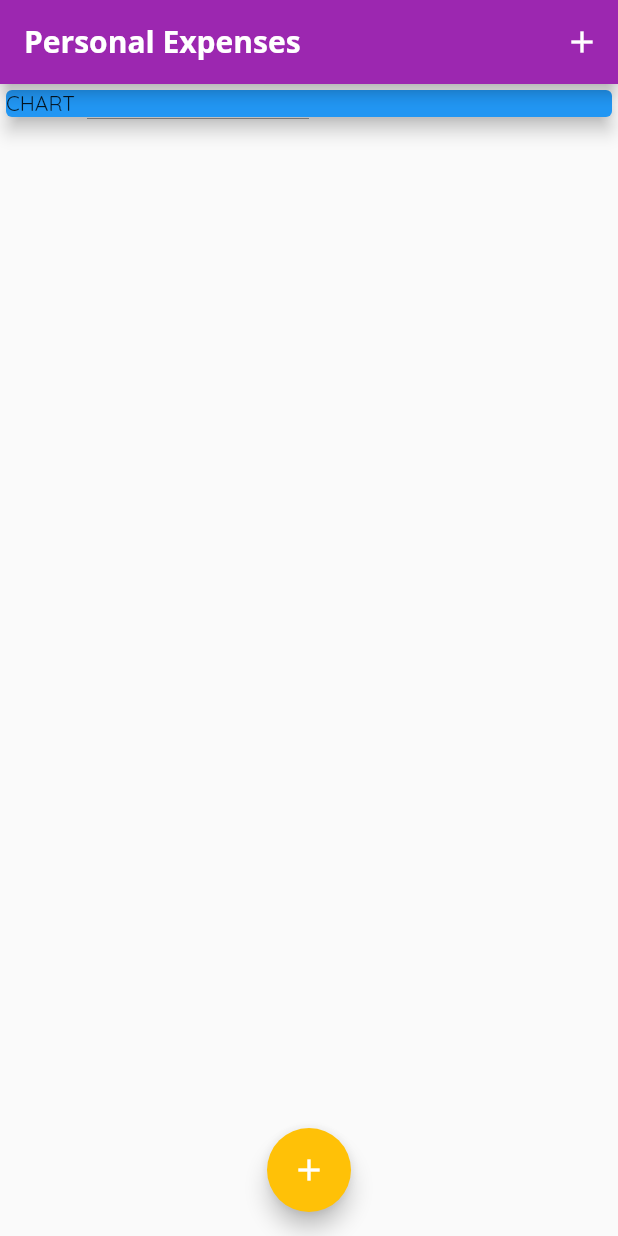
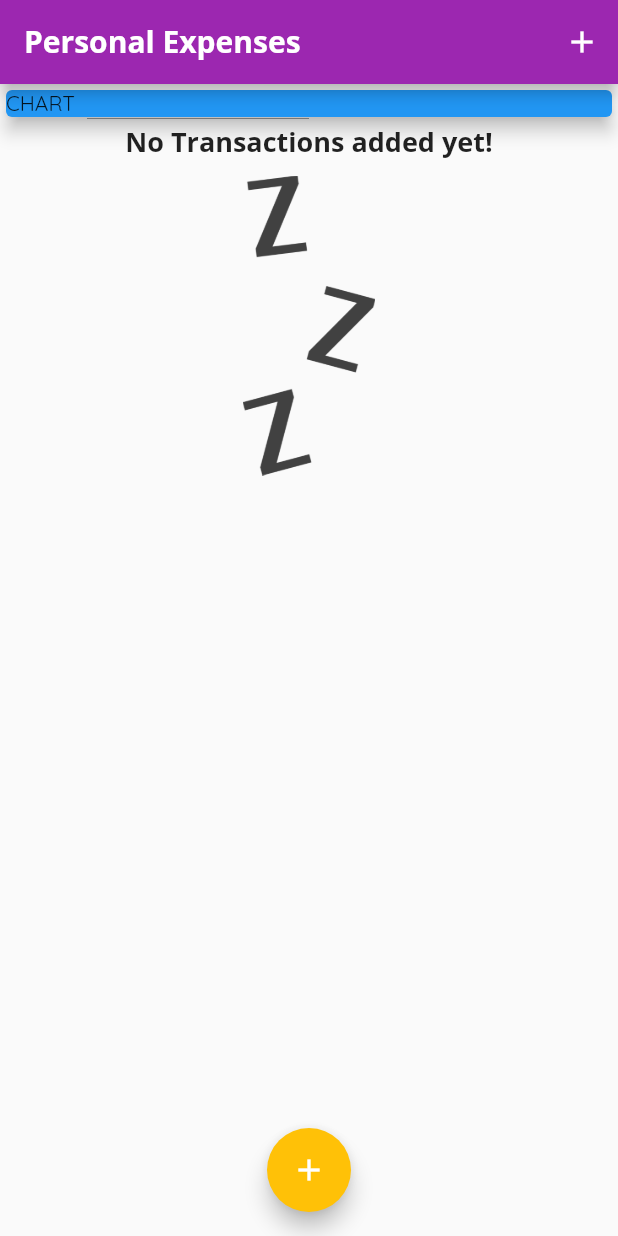
Before and after one commit to JasurbekErgashev/Personal-Expenses-App, a Flutter app: the screen it shows after launch, on a phone screen of 412 x 824 dp. Run offline on Flutter 3.47's test engine with Material 2 defaults, Android fonts, the phone set to English and light mode, and no system bars.

Commit message:
added an image and chart

```diff
--- a/lib/widgets/transaction_list.dart
+++ b/lib/widgets/transaction_list.dart
@@ -12,7 +12,8 @@ class TransactionList extends StatelessWidget {
   Widget build(BuildContext context) {
     return Container(
       height: 400,
-      child: ListView.builder(
+      child: transactions.isNotEmpty
+          ? ListView.builder(
               itemBuilder: (context, index) {
                 return Card(
                   child: Row(
@@ -56,6 +57,24 @@ class TransactionList extends StatelessWidget {
                 );
               },
               itemCount: transactions.length,
+            )
+          : Column(
+              children: <Widget>[
+                Text(
+                  'No Transactions added yet!',
+                  style: Theme.of(context).textTheme.headline6,
+                ),
+                const SizedBox(
+                  height: 10,
+                ),
+                SizedBox(
+                  height: 200,
+                  child: Image.asset(
+                    'assets/images/waiting.png',
+                    fit: BoxFit.cover,
+                  ),
+                ),
+              ],
             ),
     );
   }
--- a/pubspec.yaml
+++ b/pubspec.yaml
@@ -59,8 +59,8 @@ flutter:
   uses-material-design: true
 
   # To add assets to your application, add an assets section, like this:
-  # assets:
-  #   - images/a_dot_burr.jpeg
+  assets:
+    - assets/images/waiting.png
   #   - images/a_dot_ham.jpeg
 
   # An image asset can refer to one or more resolution-specific "variants", see
```
Also changed, not shown: lib/widgets/chart.dart (added, +13 -0 lines), assets/images/waiting.png (added). Lines whose indentation alone changed are shown as unchanged.
